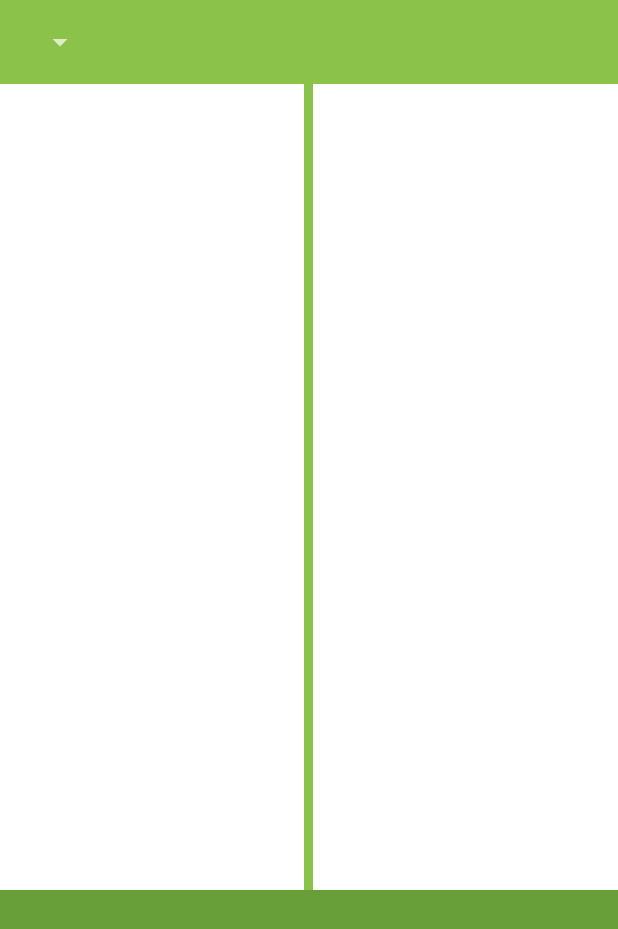
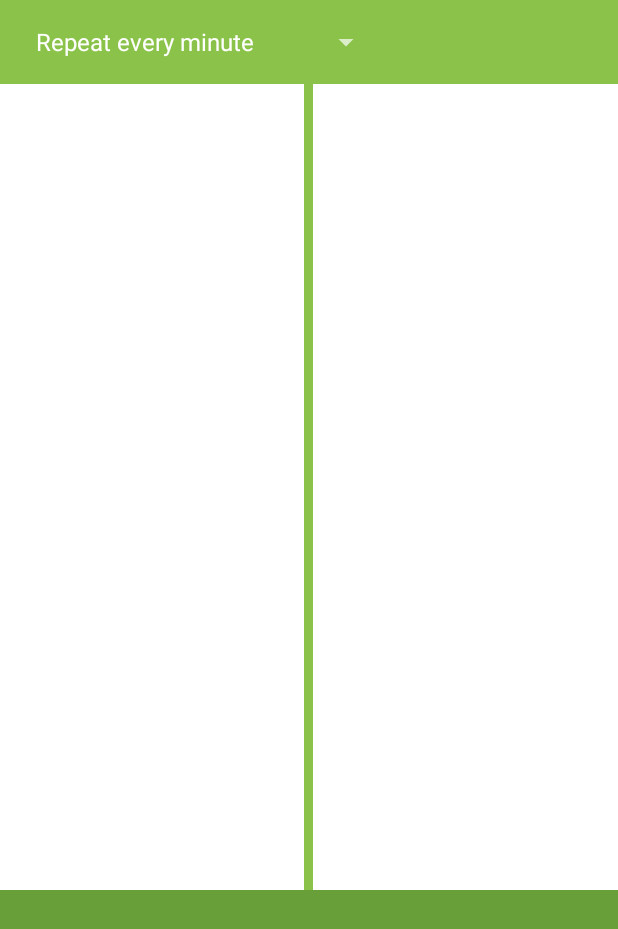
Before and after one commit to swapnilborkar/Buck, an Android app: the screen it shows after launch (MainActivity), on a phone screen of 412 x 824 dp. Shown: the top 929 px of the screen. Run offline under Robolectric (Android 15) with nearby library versions, the phone set to English and light mode, and no system bars.

Commit message:
feat: Added selectors and item layouts

```diff
--- a/app/src/main/res/layout/activity_main.xml
+++ b/app/src/main/res/layout/activity_main.xml
@@ -94,7 +94,8 @@
                     android:layout_width="match_parent"
                     android:layout_height="wrap_content"
                     android:padding="24dp"
-                    android:textColor="@color/materialWhite" />
+                    android:textColor="@color/materialWhite"
+                    android:textSize="14sp" />
             </ScrollView>
         </android.support.design.widget.CoordinatorLayout>
 
--- a/app/src/main/res/values/strings.xml
+++ b/app/src/main/res/values/strings.xml
@@ -1,4 +1,14 @@
 <resources>
     <string name="app_name">Buck</string>
     <string name="action_settings">Settings</string>
+    <string name="currency_prompt">Select service frequency</string>
+    <string-array name="currency_time">
+        <item>Repeat every minute</item>
+        <item>Repeat every 2 minutes</item>
+        <item>Repeat every 5 minutes</item>
+        <item>Repeat every 20 minutes</item>
+        <item>Repeat every hour</item>
+        <item>Repeat every day</item>
+        <item>OFF</item>
+    </string-array>
 </resources>
```
Also changed, not shown: app/src/main/res/layout/currency_item.xml (added, +17 -0 lines), 2 other files.
